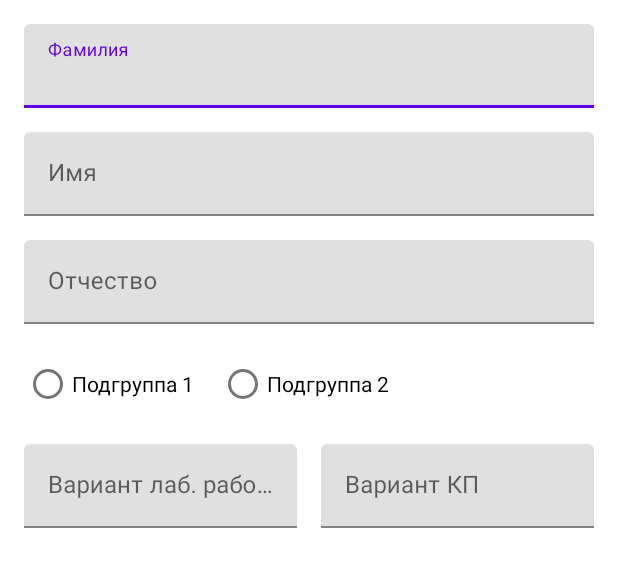
After one commit to uthef/teacher-assistant, an Android app: the layout activity_student_editor.xml on its own in the app's theme, with its tools: preview values and no code run, on a phone screen of 412 x 824 dp. The commit adds this screen. Shown: the top 567 px of the screen. Run offline under Robolectric (Android 15) with nearby library versions, the phone set to English and light mode, and no system bars.

Commit message:
Models & layouts update

```diff
--- a/app/src/main/java/com/nightcrawler/teacher_assistant/activities/GroupListActivity.java
+++ b/app/src/main/java/com/nightcrawler/teacher_assistant/activities/GroupListActivity.java
@@ -12,14 +12,16 @@ import androidx.lifecycle.ViewModelProvider;
 
 import android.os.Bundle;
 
+import com.nightcrawler.teacher_assistant.ListViewModel;
 import com.nightcrawler.teacher_assistant.R;
 import com.nightcrawler.teacher_assistant.activities.editors.GroupEditorActivity;
 import com.nightcrawler.teacher_assistant.viewmodels.GroupListViewModel;
 
+import java.util.List;
 import java.util.Objects;
 
 public class GroupListActivity extends AppCompatActivity {
-    private GroupListViewModel viewModel;
+    private ListViewModel viewModel;
     private ActivityResultLauncher<Intent> editorLauncher;
     public TextView emptyLabel;
 
--- a/app/src/main/java/com/nightcrawler/teacher_assistant/viewmodels/StartViewModel.java
+++ b/app/src/main/java/com/nightcrawler/teacher_assistant/viewmodels/StartViewModel.java
@@ -23,6 +23,7 @@ public class StartViewModel extends AndroidViewModel {
         super(application);
 
         LocalDatabase.setFile(new File(application.getFilesDir(), LocalDatabase.DEFAULT_PATH));
+        LocalDatabase.defaultDurationSet = application.getResources().getStringArray(R.array.lesson_durations);
         LocalDatabase.getInstance();
     }
 
--- a/app/src/main/res/layout/activity_group_editor.xml
+++ b/app/src/main/res/layout/activity_group_editor.xml
@@ -1,7 +1,7 @@
 <?xml version="1.0" encoding="utf-8"?>
 <androidx.constraintlayout.widget.ConstraintLayout xmlns:android="http://schemas.android.com/apk/res/android"
                                                    xmlns:app="http://schemas.android.com/apk/res-auto"
-                                                   xmlns:tools="http://schemas.android.com/tools" android:layout_width="match_parent"
+                                                   android:layout_width="match_parent"
                                                    android:layout_height="match_parent">
     <com.google.android.material.textfield.TextInputLayout
             android:id="@+id/group_name_input"
--- /dev/null
+++ b/app/src/main/res/layout/activity_student_editor.xml
@@ -0,0 +1,113 @@
+<?xml version="1.0" encoding="utf-8"?>
+<androidx.constraintlayout.widget.ConstraintLayout xmlns:android="http://schemas.android.com/apk/res/android"
+                                                   xmlns:app="http://schemas.android.com/apk/res-auto"
+                                                   xmlns:tools="http://schemas.android.com/tools" android:layout_width="match_parent"
+                                                   android:layout_height="match_parent">
+    <com.google.android.material.textfield.TextInputLayout
+            android:id="@+id/last_name_input"
+            android:layout_width="0dp"
+            android:layout_height="wrap_content"
+            app:layout_constraintTop_toTopOf="parent"
+            android:layout_marginTop="16dp" app:layout_constraintStart_toStartOf="parent"
+            android:layout_marginStart="16dp" android:layout_marginEnd="16dp"
+            app:layout_constraintEnd_toEndOf="parent">
+
+        <com.google.android.material.textfield.TextInputEditText
+                android:layout_width="match_parent"
+                android:layout_height="wrap_content"
+                android:inputType="number"
+                android:singleLine="true"
+                android:hint="@string/last_name"/>
+    </com.google.android.material.textfield.TextInputLayout>
+    <com.google.android.material.textfield.TextInputLayout
+            android:id="@+id/first_name_input"
+            android:layout_width="0dp"
+            android:layout_height="wrap_content"
+            app:layout_constraintTop_toBottomOf="@id/last_name_input"
+            android:layout_marginTop="16dp" app:layout_constraintStart_toStartOf="parent"
+            android:layout_marginStart="16dp" android:layout_marginEnd="16dp"
+            app:layout_constraintEnd_toEndOf="parent">
+
+        <com.google.android.material.textfield.TextInputEditText
+                android:layout_width="match_parent"
+                android:layout_height="wrap_content"
+                android:inputType="number"
+                android:singleLine="true"
+                android:hint="@string/first_name"/>
+    </com.google.android.material.textfield.TextInputLayout>
+    <com.google.android.material.textfield.TextInputLayout
+            android:id="@+id/middle_name_input"
+            android:layout_width="0dp"
+            android:layout_height="wrap_content"
+            app:layout_constraintTop_toBottomOf="@id/first_name_input"
+            android:layout_marginTop="16dp" app:layout_constraintStart_toStartOf="parent"
+            android:layout_marginStart="16dp" android:layout_marginEnd="16dp"
+            app:layout_constraintEnd_toEndOf="parent">
+
+        <com.google.android.material.textfield.TextInputEditText
+                android:layout_width="match_parent"
+                android:layout_height="wrap_content"
+                android:inputType="number"
+                android:singleLine="true"
+                android:hint="@string/middle_name"/>
+    </com.google.android.material.textfield.TextInputLayout>
+    <RadioGroup
+            android:id="@+id/subgroup_radio"
+            android:layout_width="match_parent"
+            android:layout_height="wrap_content"
+            android:orientation="horizontal"
+            app:layout_constraintTop_toBottomOf="@id/middle_name_input"
+            app:layout_constraintLeft_toLeftOf="parent"
+            app:layout_constraintEnd_toEndOf="parent"
+            android:layout_marginEnd="16dp"
+            android:layout_marginTop="16dp"
+            android:layout_marginStart="16dp">
+        <RadioButton
+                android:layout_width="wrap_content"
+                android:text="@string/first_subgroup"
+                android:layout_height="match_parent"/>
+        <RadioButton
+                android:layout_width="wrap_content"
+                android:layout_marginStart="16dp"
+                android:text="@string/second_subgroup"
+                android:layout_height="match_parent"/>
+    </RadioGroup>
+    <com.google.android.material.textfield.TextInputLayout
+            android:id="@+id/lab_work_variant_input"
+            android:layout_width="0dp"
+            android:layout_height="wrap_content"
+            app:layout_constraintTop_toBottomOf="@id/subgroup_radio"
+            app:layout_constraintStart_toStartOf="parent"
+            android:layout_marginStart="16dp"
+            android:layout_marginTop="16dp"
+            app:layout_constraintHorizontal_bias="0.5"
+            app:layout_constraintEnd_toStartOf="@+id/kp_variant_input"
+            app:layout_constraintHorizontal_chainStyle="spread_inside">
+
+        <com.google.android.material.textfield.TextInputEditText
+                android:layout_width="match_parent"
+                android:layout_height="wrap_content"
+                android:inputType="number"
+                android:singleLine="true"
+                android:hint="@string/lab_variant"/>
+    </com.google.android.material.textfield.TextInputLayout>
+    <com.google.android.material.textfield.TextInputLayout
+            android:id="@+id/kp_variant_input"
+            android:layout_width="0dp"
+            android:layout_height="wrap_content"
+            app:layout_constraintTop_toBottomOf="@id/subgroup_radio"
+            app:layout_constraintStart_toEndOf="@+id/lab_work_variant_input"
+            android:layout_marginStart="16dp"
+            android:layout_marginTop="16dp"
+            android:layout_marginEnd="16dp"
+            app:layout_constraintHorizontal_bias="0.5" app:layout_constraintEnd_toEndOf="parent">
+
+        <com.google.android.material.textfield.TextInputEditText
+                android:layout_width="match_parent"
+                android:layout_height="wrap_content"
+                android:inputType="number"
+                android:singleLine="true"
+                android:hint="@string/kp_variant"/>
+    </com.google.android.material.textfield.TextInputLayout>
+
+</androidx.constraintlayout.widget.ConstraintLayout>
--- a/app/src/main/res/values/strings.xml
+++ b/app/src/main/res/values/strings.xml
@@ -1,6 +1,7 @@
 <resources>
     <string name="app_name">Журнал преподавателя</string>
     <string name="group_name">Имя группы</string>
+
     <string name="save_label">Сохранить</string>
     <string name="required_field">Заполните поле</string>
 </resources>
--- /dev/null
+++ b/app/src/main/res/values/student_editor_labels.xml
@@ -0,0 +1,11 @@
+<?xml version="1.0" encoding="utf-8"?>
+<resources>
+    <string name="first_name">Имя</string>
+    <string name="middle_name">Отчество</string>
+    <string name="last_name">Фамилия</string>
+    <string name="subgroup">Подгруппа</string>
+    <string name="kp_variant">Вариант КП</string>
+    <string name="lab_variant">Вариант лаб. работы</string>
+    <string name="first_subgroup">Подгруппа 1</string>
+    <string name="second_subgroup">Подгруппа 2</string>
+</resources>
```
Also changed, not shown: app/src/main/java/com/nightcrawler/teacher_assistant/ListViewModel.java (added, +26 -0 lines), app/src/main/java/com/nightcrawler/teacher_assistant/storage/DisciplineModel.java (added, +34 -0 lines), app/src/main/java/com/nightcrawler/teacher_assistant/storage/LessonModel.java (added, +25 -0 lines), app/src/main/java/com/nightcrawler/teacher_assistant/storage/LocalDatabase.java (+30 -0 lines), app/src/main/java/com/nightcrawler/teacher_assistant/viewmodels/GroupListViewModel.java (+10 -6 lines), app/src/main/res/layout/activity_discipline_editor.xml (added, +99 -0 lines), app/src/main/res/layout/student_list_item.xml (added, +31 -0 lines), app/src/main/res/values/discipline_editor_labels.xml (added, +8 -0 lines), app/src/main/res/values/lesson_durations.xml (added, +21 -0 lines).
